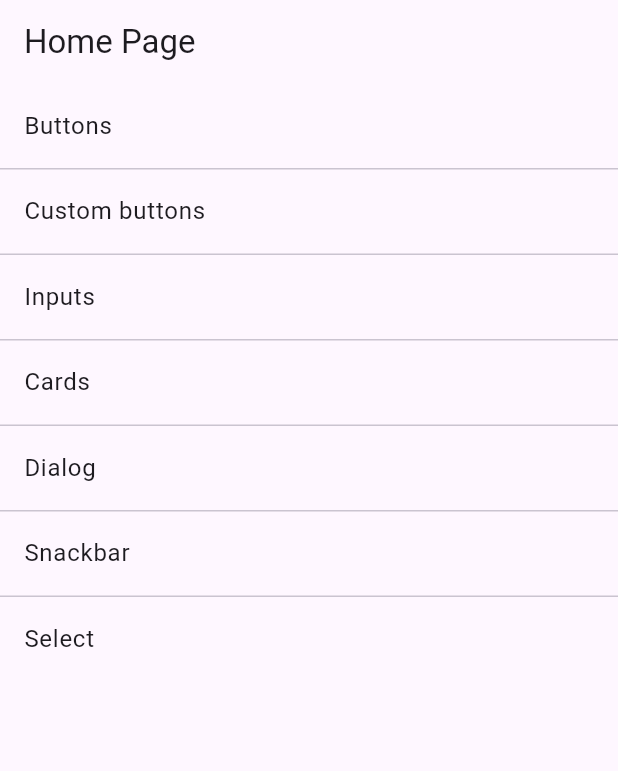
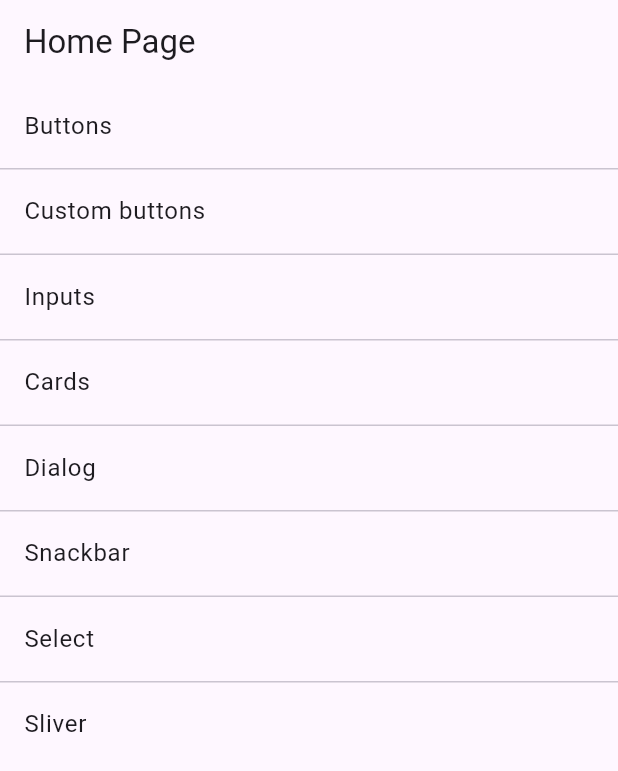
Before and after one commit to C4co/flutter_components, a Flutter app: the screen it shows after launch, on a phone screen of 412 x 824 dp. Shown: the top 771 px of the screen. Run offline on Flutter 3.47's test engine with Material 2 defaults, Android fonts, the phone set to English and light mode, and no system bars; our stand-ins replace auto_route.

Commit message:
adding sliver widget

```diff
--- a/lib/components/components.dart
+++ b/lib/components/components.dart
@@ -6,3 +6,4 @@ export './card.dart';
 export './dialog.dart';
 export './snackbar.dart';
 export './select.dart';
+export './sliver.dart';
--- a/lib/core/router/routes.dart
+++ b/lib/core/router/routes.dart
@@ -12,6 +12,7 @@ import '/views/views.dart';
     AutoRoute(page: DialogPage, path: '/dialog'),
     AutoRoute(page: SnackbarPage, path: '/snackbar'),
     AutoRoute(page: SelectPage, path: '/select'),
+    AutoRoute(page: SliverPage, path: '/sliver'),
   ],
 )
 class $AppRouter {}
--- a/lib/views/home_page.dart
+++ b/lib/views/home_page.dart
@@ -65,6 +65,13 @@ class _HomePageState extends State<HomePage> {
               context.router.pushNamed('/select');
             },
           ),
+          const Divider(height: 1),
+          ListTile(
+            title: const Text('Sliver'),
+            onTap: () {
+              context.router.pushNamed('/sliver');
+            },
+          ),
         ],
       ),
     );
--- a/lib/views/views.dart
+++ b/lib/views/views.dart
@@ -6,3 +6,4 @@ export 'cards_page.dart';
 export 'dialog_page.dart';
 export 'snackbar_page.dart';
 export 'select_page.dart';
+export 'sliver_page.dart';
```
Also changed, not shown: lib/components/sliver.dart (added, +47 -0 lines), lib/views/sliver_page.dart (added, +16 -0 lines), lib/core/router/routes.gr.dart.
